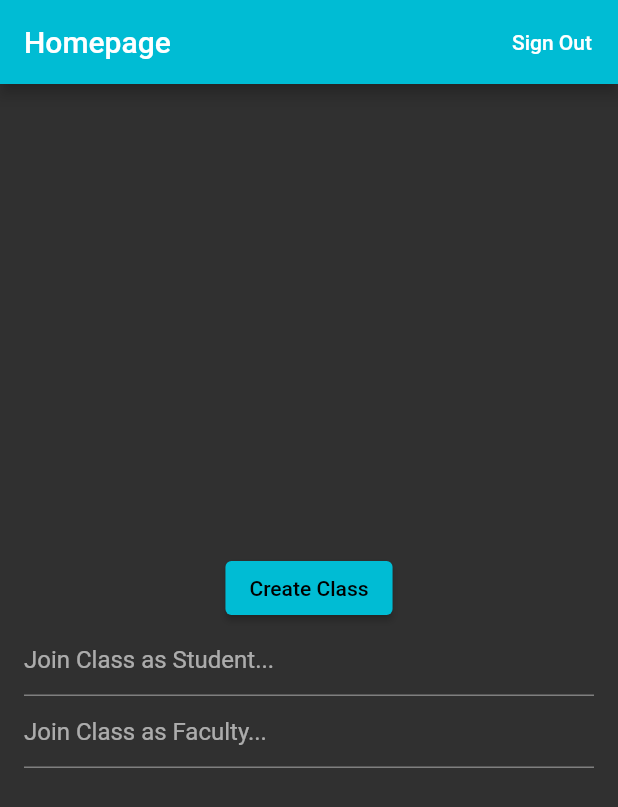
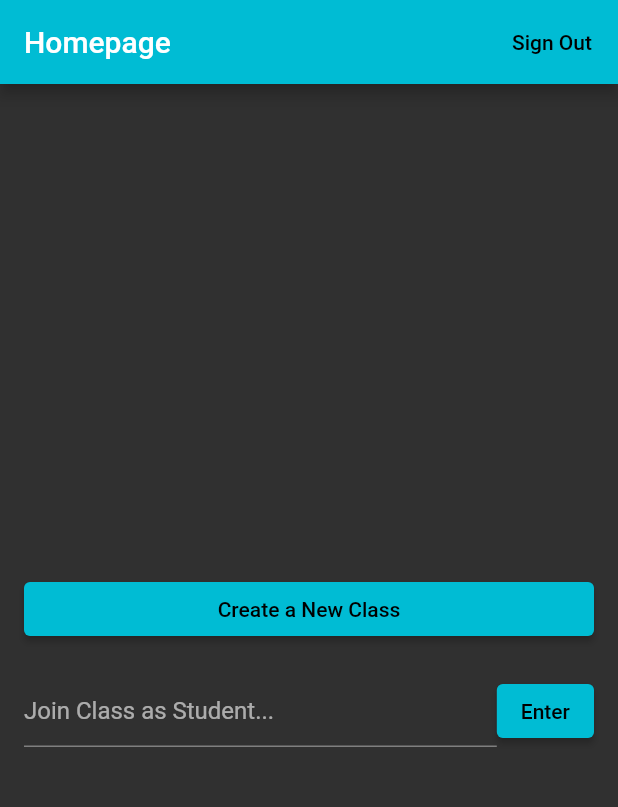
Before and after one commit to BrainSt0rmers/WorkMate, a Flutter app: the screen it shows once a user with an empty profile is signed in, on a phone screen of 412 x 824 dp. Shown: the top 807 px of the screen. Run offline on Flutter 3.47's test engine with Material 2 defaults, Android fonts, the phone set to English and light mode, and no system bars; our stand-ins replace firebase_auth, firebase_core, firebase_database; accounts and stored records are empty.

Commit message:
Modified homepage.dart

```diff
--- a/lib/Screens/homepage.dart
+++ b/lib/Screens/homepage.dart
@@ -1,6 +1,8 @@
 import 'package:flutter/material.dart';
 import 'package:firebase_auth/firebase_auth.dart';
+import 'package:firebase_database/firebase_database.dart';
 import 'createclassroompage.dart';
+import 'package:work_mate/main.dart';
 
 class HomePage extends StatefulWidget {
   @override
@@ -8,6 +10,28 @@ class HomePage extends StatefulWidget {
 }
 
 class _HomePageState extends State<HomePage> {
+  final _dbref = FirebaseDatabase.instance.reference().child("class");
+  String _clcode;
+  String _enteredcode;
+  List<String> classlist = [];
+
+  Future<bool> CheckCode(String s) async {
+    int _flg = 0;
+    await _dbref.once().then((DataSnapshot snapshot) {
+      Map<dynamic, dynamic> values = snapshot.value;
+      values.forEach((key, values) {
+        if (key == s) {
+          _flg = 1;
+        }
+      });
+    });
+    //print(_flg);
+    if (_flg == 1)
+      return true;
+    else
+      return false;
+  }
+
   @override
   Widget build(BuildContext context) {
     return Scaffold(
@@ -17,7 +41,10 @@ class _HomePageState extends State<HomePage> {
             onPressed: () async {
               await FirebaseAuth.instance.signOut();
             },
-            child: Text("Sign Out"),
+            child: Text(
+              "Sign Out",
+              style: TextStyle(color: Colors.black),
+            ),
           ),
         ],
         //backgroundColor: Colors.blue,
@@ -30,25 +57,49 @@ class _HomePageState extends State<HomePage> {
             mainAxisAlignment: MainAxisAlignment.center,
             crossAxisAlignment: CrossAxisAlignment.center,
             children: [
-              ElevatedButton(
-                onPressed: () {
-                  Navigator.push(
-                    context,
-                    MaterialPageRoute(
-                      builder: (context) => CreateClassRoom(),
+              Row(
+                children: [
+                  Expanded(
+                    child: ElevatedButton(
+                      onPressed: () {
+                        Navigator.of(context).pushNamed('/createclassroompage');
+                      },
+                      child: Text("Create a New Class"),
                     ),
-                  );
-                },
-                child: Text("Create Class"),
+                  ),
+                ],
               ),
-              TextField(
-                decoration:
-                    InputDecoration(hintText: "Join Class as Student..."),
+              SizedBox(
+                height: 20.0,
               ),
-              TextField(
-                decoration:
-                    InputDecoration(hintText: "Join Class as Faculty..."),
+              Row(
+                children: [
+                  Expanded(
+                    child: TextField(
+                      onChanged: (value) {
+                        _enteredcode = value;
+                      },
+                      decoration:
+                      InputDecoration(hintText: "Join Class as Student..."),
+                    ),
+                  ),
+                  ElevatedButton(
+                      onPressed: () async {
+                        bool found =
+                        await Future.value(CheckCode(_enteredcode));
+                        if (found == true) {
+                          Navigator.of(context).pushNamed('/classroompage');
+                        } else {
+                          print("Class Does Not Exist");
+                        }
+                      },
+                      child: Text("Enter"))
+                ],
               ),
+              // TextField(
+              //   decoration:
+              //       InputDecoration(hintText: "Join Class as Faculty..."),
+              // ),
             ],
           ),
         ),
```
